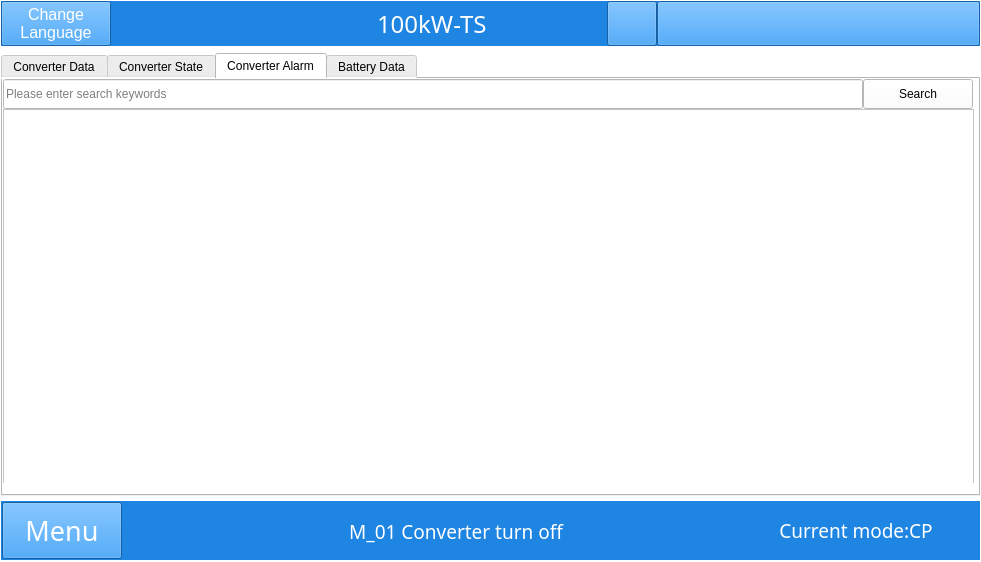
This is win.ui in megarevolpr/Win as Qt 5 draws it before an edit. The edited form follows.
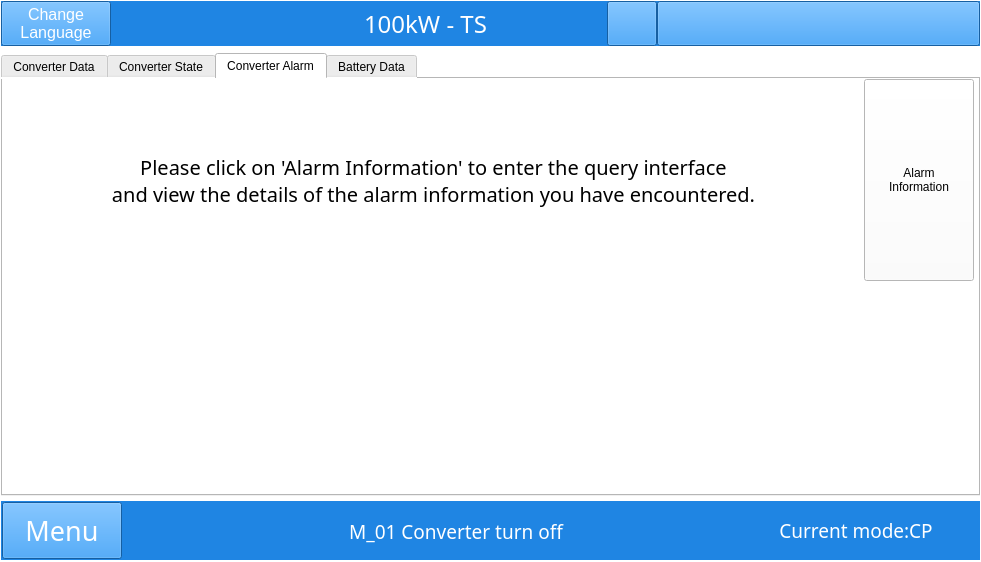
This is the edited form. The open tabs and pages were chosen to show the change. Icons and pictures are not drawn.

Patch:
```diff
--- a/win.ui
+++ b/win.ui
@@ -2588,7 +2588,7 @@
          <string notr="true">color: rgb(255, 255, 255);</string>
         </property>
         <property name="text">
-         <string>100kW-TS</string>
+         <string>100kW - TS</string>
         </property>
        </widget>
       </item>
@@ -4702,30 +4702,34 @@
                 <number>0</number>
                </property>
                <item>
-                <widget class="QLineEdit" name="search_le">
-                 <property name="minimumSize">
-                  <size>
-                   <width>860</width>
-                   <height>30</height>
-                  </size>
+                <widget class="QLabel" name="label">
+                 <property name="font">
+                  <font>
+                   <family>宋体</family>
+                   <pointsize>15</pointsize>
+                  </font>
                  </property>
-                 <property name="maximumSize">
-                  <size>
-                   <width>860</width>
-                   <height>16777215</height>
-                  </size>
+                 <property name="text">
+                  <string>Please click on 'Alarm Information' to enter the query interface
+and view the details of the alarm information you have encountered.</string>
                  </property>
-                 <property name="placeholderText">
-                  <string>Please enter search keywords</string>
+                 <property name="alignment">
+                  <set>Qt::AlignCenter</set>
                  </property>
                 </widget>
                </item>
                <item>
                 <widget class="QPushButton" name="search_btn">
+                 <property name="sizePolicy">
+                  <sizepolicy hsizetype="Minimum" vsizetype="Expanding">
+                   <horstretch>0</horstretch>
+                   <verstretch>0</verstretch>
+                  </sizepolicy>
+                 </property>
                  <property name="minimumSize">
                   <size>
                    <width>110</width>
-                   <height>30</height>
+                   <height>0</height>
                   </size>
                  </property>
                  <property name="maximumSize">
@@ -4735,30 +4739,25 @@
                   </size>
                  </property>
                  <property name="text">
-                  <string>Search</string>
+                  <string>Alarm
+Information</string>
                  </property>
                 </widget>
                </item>
               </layout>
              </item>
              <item>
-              <widget class="QTableWidget" name="RTAlarm_Data_page">
-               <property name="minimumSize">
-                <size>
-                 <width>971</width>
-                 <height>375</height>
-                </size>
+              <spacer name="verticalSpacer_4">
+               <property name="orientation">
+                <enum>Qt::Vertical</enum>
                </property>
-               <property name="maximumSize">
+               <property name="sizeHint" stdset="0">
                 <size>
-                 <width>971</width>
-                 <height>404</height>
+                 <width>20</width>
+                 <height>40</height>
                 </size>
                </property>
-               <property name="verticalScrollMode">
-                <enum>QAbstractItemView::ScrollPerPixel</enum>
-               </property>
-              </widget>
+              </spacer>
              </item>
             </layout>
            </item>
```
Left out of the diff: 21 changed lines with no effect on the pictures.
